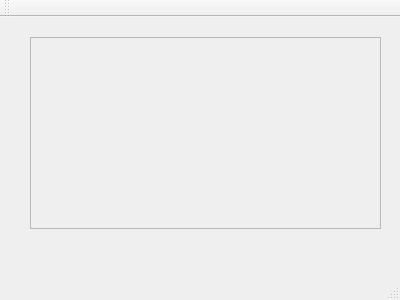
Above: mainwindow.ui from SkBoR/lab_qt_chart before the change. Below: the same form after it.
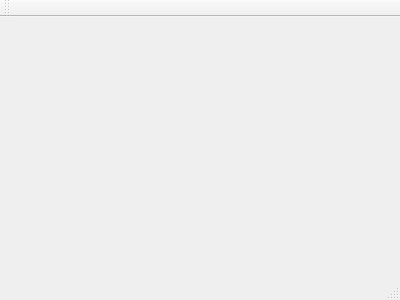
That is the form after the change.

What changed in the file:
```diff
--- a/mainwindow.ui
+++ b/mainwindow.ui
@@ -13,42 +13,7 @@
   <property name="windowTitle">
    <string>MainWindow</string>
   </property>
-  <widget class="QWidget" name="centralWidget">
-   <widget class="QGraphicsView" name="graphicsView">
-    <property name="enabled">
-     <bool>false</bool>
-    </property>
-    <property name="geometry">
-     <rect>
-      <x>30</x>
-      <y>20</y>
-      <width>351</width>
-      <height>192</height>
-     </rect>
-    </property>
-    <property name="backgroundBrush">
-     <brush brushstyle="Dense1Pattern">
-      <color alpha="0">
-       <red>0</red>
-       <green>0</green>
-       <blue>0</blue>
-      </color>
-     </brush>
-    </property>
-    <property name="foregroundBrush">
-     <brush brushstyle="SolidPattern">
-      <color alpha="0">
-       <red>0</red>
-       <green>0</green>
-       <blue>0</blue>
-      </color>
-     </brush>
-    </property>
-    <property name="interactive">
-     <bool>false</bool>
-    </property>
-   </widget>
-  </widget>
+  <widget class="QWidget" name="centralWidget"/>
   <widget class="QMenuBar" name="menuBar">
    <property name="geometry">
     <rect>
```
